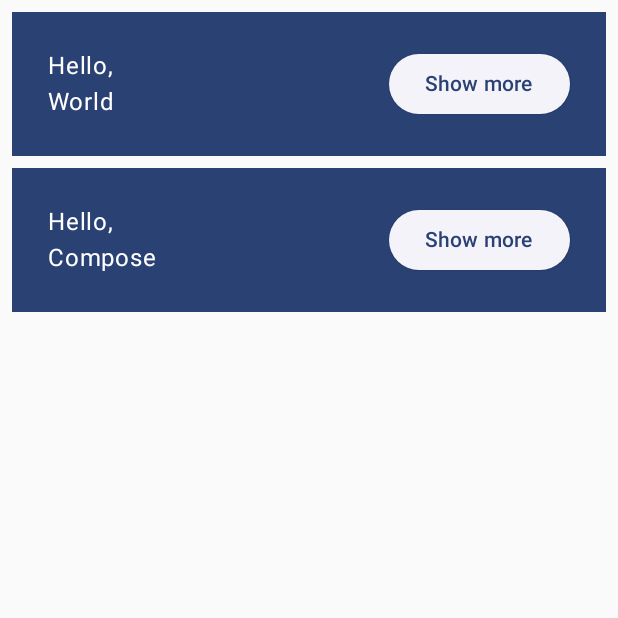
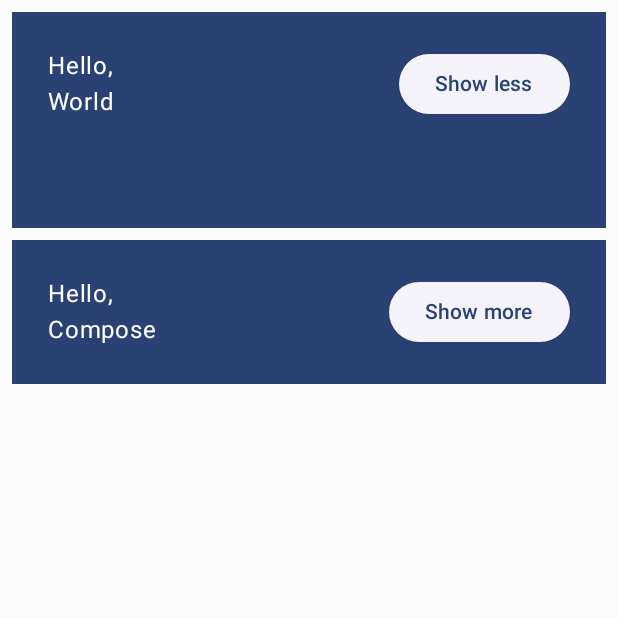
Before and after one commit to my-nguyen/ComposeBasic2, an Android app built with Jetpack Compose: the screen it shows after launch (MainActivity), after a tap on "Show more", on a phone screen of 412 x 824 dp, the top half of it. Run offline under Robolectric (Android 15) with nearby library versions, the phone set to English and light mode, and no system bars.

Commit message:
b5: State in Compose

```diff
--- a/app/src/main/java/com/nguyen/compose_basics2/MainActivity.kt
+++ b/app/src/main/java/com/nguyen/compose_basics2/MainActivity.kt
@@ -9,6 +9,8 @@ import androidx.compose.material3.MaterialTheme
 import androidx.compose.material3.Surface
 import androidx.compose.material3.Text
 import androidx.compose.runtime.Composable
+import androidx.compose.runtime.mutableStateOf
+import androidx.compose.runtime.remember
 import androidx.compose.ui.Modifier
 import androidx.compose.ui.tooling.preview.Preview
 import androidx.compose.ui.unit.dp
@@ -37,21 +39,32 @@ fun MyApp(modifier: Modifier = Modifier, names: List<String> = listOf("World", "
 
 @Composable
 private fun Greeting(name: String) {
+    // To add internal state to a composable, use the mutableStateOf function. State and
+    // MutableState are interfaces that hold some value and trigger UI updates (recompositions)
+    // whenever that value changes
+    // To preserve state across recompositions, remember the mutable state using 'remember'
+    val expanded = remember { mutableStateOf(false) }
+
     Surface(
         color = MaterialTheme.colorScheme.primary,
         modifier = Modifier.padding(vertical = 4.dp, horizontal = 8.dp)
     ) {
-        // to place a composable (ElevatedButton) at the end of a Row: give some weight to the
-        // composable at the start (Column)
         Row(modifier = Modifier.padding(24.dp)) {
-            Column(modifier = Modifier.weight(1f)) {
+            // to place a composable (ElevatedButton) at the end of a Row: give some weight to the
+            // composable at the start (Column)
+            Column(modifier = Modifier
+                .weight(1f)
+                // expand an item when requested
+                .padding(bottom = if (expanded.value) 48.dp else 0.dp)
+            ) {
                 Text(text = "Hello,")
                 Text(text = name)
             }
             // Button is a composable provided by the material3 package which takes a composable as
             // the last argument.
-            ElevatedButton(onClick = { /*TODO*/ }) {
-                Text(text = "Show more")
+            // toggle the value of the expanded state and show a different text depending on the value.
+            ElevatedButton(onClick = { expanded.value = !expanded.value }) {
+                Text(text = if (expanded.value) "Show less" else "Show more")
             }
         }
     }
```
